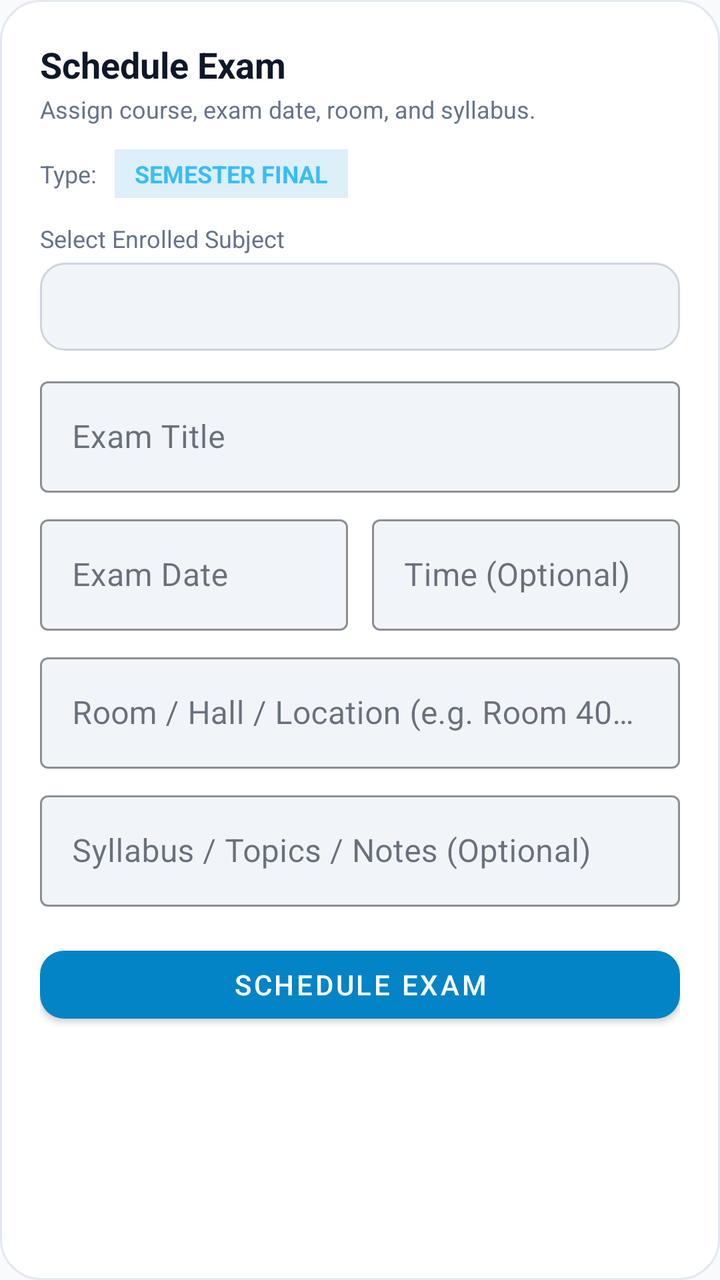
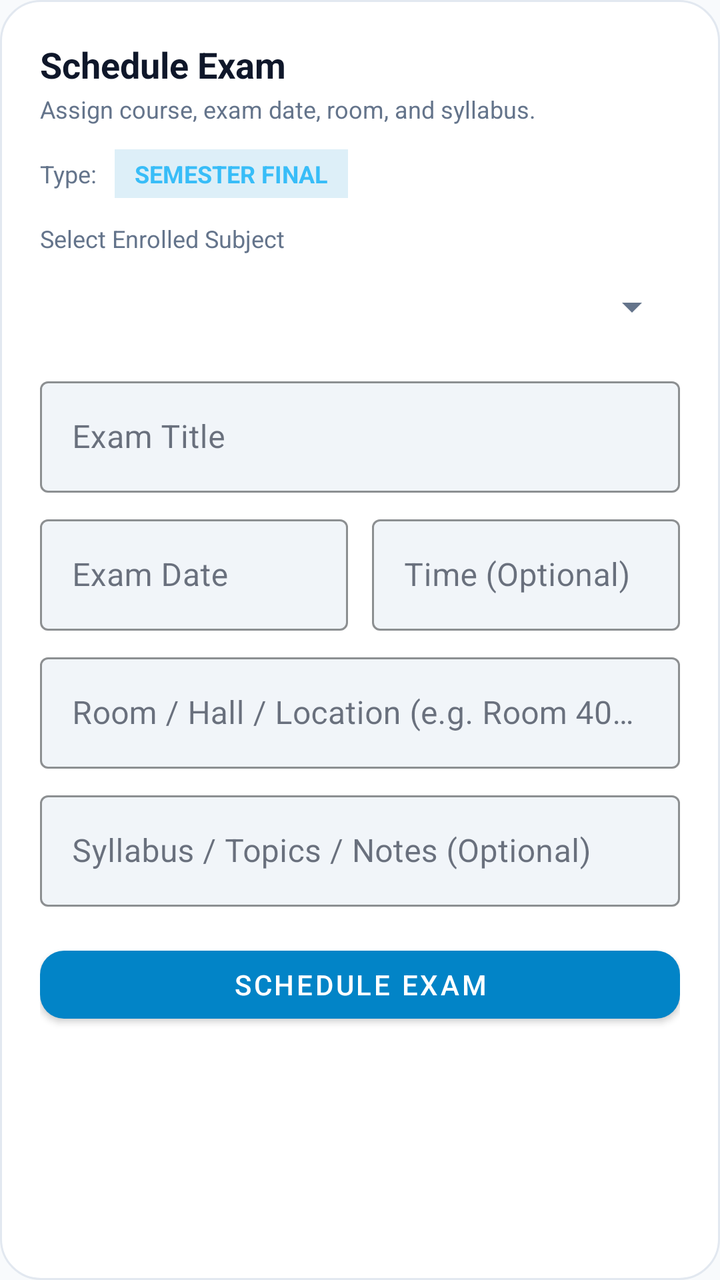

Screens rendered from an Android XML layout before and after an edit, with the pre-edit source and the edit as a unified diff.
<!-- AndroidManifest.xml: application theme Theme.LifeSync -->
<!-- res/layout/dialog_add_exam.xml -->
<?xml version="1.0" encoding="utf-8"?>
<LinearLayout xmlns:android="http://schemas.android.com/apk/res/android"
    xmlns:app="http://schemas.android.com/apk/res-auto"
    android:layout_width="match_parent"
    android:layout_height="wrap_content"
    android:background="@drawable/bg_dialog_glass"
    android:orientation="vertical"
    android:padding="20dp">

    <TextView
        android:id="@+id/tvExamDialogTitle"
        android:layout_width="wrap_content"
        android:layout_height="wrap_content"
        android:text="Schedule Exam"
        android:textColor="@color/text_primary"
        android:textSize="18sp"
        android:textStyle="bold" />

    <TextView
        android:id="@+id/tvExamDialogSubtitle"
        android:layout_width="wrap_content"
        android:layout_height="wrap_content"
        android:layout_marginTop="2dp"
        android:text="Assign course, exam date, room, and syllabus."
        android:textColor="@color/text_secondary"
        android:textSize="12sp" />

    
    <LinearLayout
        android:layout_width="match_parent"
        android:layout_height="wrap_content"
        android:layout_marginTop="12dp"
        android:gravity="center_vertical"
        android:orientation="horizontal">

        <TextView
            android:layout_width="wrap_content"
            android:layout_height="wrap_content"
            android:text="Type: "
            android:textColor="@color/text_secondary"
            android:textSize="12sp" />

        <TextView
            android:id="@+id/tvExamTypeBadge"
            android:layout_width="wrap_content"
            android:layout_height="wrap_content"
            android:layout_marginStart="6dp"
            android:background="#220284C7"
            android:paddingHorizontal="10dp"
            android:paddingVertical="4dp"
            android:text="SEMESTER FINAL"
            android:textColor="#38BDF8"
            android:textSize="12sp"
            android:textStyle="bold" />
    </LinearLayout>

    
    <TextView
        android:layout_width="wrap_content"
        android:layout_height="wrap_content"
        android:layout_marginTop="12dp"
        android:text="Select Enrolled Subject"
        android:textColor="@color/text_secondary"
        android:textSize="12sp" />

    <Spinner
        android:id="@+id/spExamSubject"
        android:layout_width="match_parent"
        android:layout_height="44dp"
        android:layout_marginTop="4dp"
        android:background="@drawable/bg_edit_text_dynamic" />

    
    <com.google.android.material.textfield.TextInputLayout
        android:id="@+id/tilExamTitle"
        style="@style/Widget.MaterialComponents.TextInputLayout.OutlinedBox"
        android:layout_width="match_parent"
        android:layout_height="wrap_content"
        android:layout_marginTop="10dp"
        app:boxBackgroundColor="@color/surface_variant"
        app:boxStrokeColor="@color/card_stroke_bright"
        android:hint="Exam Title">

        <com.google.android.material.textfield.TextInputEditText
            android:id="@+id/etExamTitle"
            android:layout_width="match_parent"
            android:layout_height="wrap_content"
            android:textColor="?attr/colorOnSurface"
            android:textColorHint="?attr/colorOutline" />
    </com.google.android.material.textfield.TextInputLayout>

    
    <LinearLayout
        android:layout_width="match_parent"
        android:layout_height="wrap_content"
        android:layout_marginTop="8dp"
        android:orientation="horizontal">

        <com.google.android.material.textfield.TextInputLayout
            style="@style/Widget.MaterialComponents.TextInputLayout.OutlinedBox"
            android:layout_width="0dp"
            android:layout_height="wrap_content"
            android:layout_marginEnd="6dp"
            android:layout_weight="1"
            app:boxBackgroundColor="@color/surface_variant"
            app:boxStrokeColor="@color/card_stroke_bright"
            android:hint="Exam Date">

            <com.google.android.material.textfield.TextInputEditText
                android:id="@+id/etExamDate"
                android:layout_width="match_parent"
                android:layout_height="wrap_content"
                android:cursorVisible="false"
                android:focusable="false"
                android:textColor="?attr/colorOnSurface"
                android:textColorHint="?attr/colorOutline" />
        </com.google.android.material.textfield.TextInputLayout>

        <com.google.android.material.textfield.TextInputLayout
            style="@style/Widget.MaterialComponents.TextInputLayout.OutlinedBox"
            android:layout_width="0dp"
            android:layout_height="wrap_content"
            android:layout_marginStart="6dp"
            android:layout_weight="1"
            app:boxBackgroundColor="@color/surface_variant"
            app:boxStrokeColor="@color/card_stroke_bright"
            android:hint="Time (Optional)">

            <com.google.android.material.textfield.TextInputEditText
                android:id="@+id/etExamTime"
                android:layout_width="match_parent"
                android:layout_height="wrap_content"
                android:cursorVisible="false"
                android:focusable="false"
                android:textColor="?attr/colorOnSurface"
                android:textColorHint="?attr/colorOutline" />
        </com.google.android.material.textfield.TextInputLayout>
    </LinearLayout>

    
    <com.google.android.material.textfield.TextInputLayout
        style="@style/Widget.MaterialComponents.TextInputLayout.OutlinedBox"
        android:layout_width="match_parent"
        android:layout_height="wrap_content"
        android:layout_marginTop="8dp"
        app:boxBackgroundColor="@color/surface_variant"
        app:boxStrokeColor="@color/card_stroke_bright"
        android:hint="Room / Hall / Location (e.g. Room 402, Main Aud)">

        <com.google.android.material.textfield.TextInputEditText
            android:id="@+id/etExamRoom"
            android:layout_width="match_parent"
            android:layout_height="wrap_content"
            android:textColor="?attr/colorOnSurface"
            android:textColorHint="?attr/colorOutline" />
    </com.google.android.material.textfield.TextInputLayout>

    
    <com.google.android.material.textfield.TextInputLayout
        style="@style/Widget.MaterialComponents.TextInputLayout.OutlinedBox"
        android:layout_width="match_parent"
        android:layout_height="wrap_content"
        android:layout_marginTop="8dp"
        app:boxBackgroundColor="@color/surface_variant"
        app:boxStrokeColor="@color/card_stroke_bright"
        android:hint="Syllabus / Topics / Notes (Optional)">

        <com.google.android.material.textfield.TextInputEditText
            android:id="@+id/etExamNotes"
            android:layout_width="match_parent"
            android:layout_height="wrap_content"
            android:textColor="?attr/colorOnSurface"
            android:textColorHint="?attr/colorOutline" />
    </com.google.android.material.textfield.TextInputLayout>

    <com.google.android.material.button.MaterialButton
        android:id="@+id/btnSaveExam"
        android:layout_width="match_parent"
        android:layout_height="46dp"
        android:layout_marginTop="16dp"
        android:text="Schedule Exam"
        app:cornerRadius="12dp" />

</LinearLayout>
<!-- resources referenced by this layout -->
<resources>
  <color name="card_stroke_bright">#CBD5E1</color>
  <color name="surface_variant">#F1F5F9</color>
  <color name="text_primary">#0F172A</color>
  <color name="text_secondary">#64748B</color>
  <!-- drawable bg_dialog_glass (drawable) -->
  <?xml version="1.0" encoding="utf-8"?>
  <shape xmlns:android="http://schemas.android.com/apk/res/android"
      android:shape="rectangle">
      <corners android:radius="20dp" />
      <solid android:color="@color/surface" />
      <stroke
          android:width="1dp"
          android:color="@color/card_stroke" />
  </shape>
  <!-- drawable bg_edit_text_dynamic (drawable) -->
  <?xml version="1.0" encoding="utf-8"?>
  <shape xmlns:android="http://schemas.android.com/apk/res/android"
      android:shape="rectangle">
      <solid android:color="@color/surface_variant" />
      <corners android:radius="12dp" />
      <stroke
          android:width="1dp"
          android:color="@color/card_stroke_bright" />
  </shape>
  <style name="Theme.LifeSync" parent="Theme.MaterialComponents.DayNight.NoActionBar">
          <item name="colorPrimary">@color/primary</item>
          <item name="colorPrimaryVariant">@color/primary_variant</item>
          <item name="colorOnPrimary">@color/on_primary</item>
          <item name="colorSecondary">@color/secondary</item>
          <item name="colorSecondaryVariant">@color/secondary_variant</item>
          <item name="colorOnSecondary">@color/on_secondary</item>
          <item name="colorSurface">@color/surface</item>
          <item name="colorOnSurface">@color/text_primary</item>
          <item name="colorOnBackground">@color/text_primary</item>
          <item name="colorOnSurfaceVariant">@color/text_secondary</item>
          <item name="android:colorBackground">@color/background</item>
          <item name="android:windowBackground">@color/background</item>
          <item name="android:textColorPrimary">@color/text_primary</item>
          <item name="android:textColorSecondary">@color/text_secondary</item>
          <item name="android:statusBarColor">@color/background</item>
          <item name="android:windowLightStatusBar">true</item>
          <item name="android:navigationBarColor">@color/background</item>
          <item name="materialCardViewStyle">@style/CardElevationRounded</item>
          <item name="android:textViewStyle">@style/DuoRhythmTextView</item>
          <item name="android:editTextStyle">@style/DuoRhythmEditText</item>
          <item name="editTextStyle">@style/DuoRhythmEditText</item>
      </style>
  <color name="surface">#FFFFFF</color>
  <color name="card_stroke">#E2E8F0</color>
  <color name="primary">#0284C7</color>
  <color name="primary_variant">#0369A1</color>
  <color name="on_primary">#FFFFFF</color>
  <color name="secondary">#7C3AED</color>
  <color name="secondary_variant">#6D28D9</color>
  <color name="on_secondary">#FFFFFF</color>
  <color name="background">#F8FAFC</color>
  <style name="CardElevationRounded" parent="Widget.MaterialComponents.CardView">
          <item name="cardCornerRadius">22dp</item>
          <item name="cardElevation">2dp</item>
          <item name="strokeWidth">1dp</item>
          <item name="strokeColor">@color/card_stroke</item>
          <item name="cardBackgroundColor">@color/surface_card</item>
      </style>
  <style name="DuoRhythmTextView" parent="android:Widget.TextView">
          <item name="android:lineSpacingExtra">2dp</item>
          <item name="android:fontFamily">sans-serif</item>
          <item name="android:includeFontPadding">true</item>
      </style>
  <style name="DuoRhythmEditText" parent="android:Widget.EditText">
          <item name="android:lineSpacingExtra">2dp</item>
          <item name="android:fontFamily">sans-serif</item>
          <item name="android:includeFontPadding">true</item>
          <item name="android:textColor">@color/text_primary</item>
          <item name="android:textColorHint">@color/text_secondary</item>
      </style>
  <color name="surface_card">#FFFFFF</color>
</resources>

<!-- the commit's change to res/layout/dialog_add_exam.xml (unified diff, before → after) -->
@@ -67,8 +67,7 @@
         android:id="@+id/spExamSubject"
         android:layout_width="match_parent"
         android:layout_height="44dp"
-        android:layout_marginTop="4dp"
-        android:background="@drawable/bg_edit_text_dynamic" />
+        android:layout_marginTop="4dp" />
 
     
     <com.google.android.material.textfield.TextInputLayout
<!-- resource entries referenced after the edit -->
@@ -13,16 +13,6 @@
       <stroke
           android:width="1dp"
           android:color="@color/card_stroke" />
-  </shape>
-  <!-- drawable bg_edit_text_dynamic (drawable) -->
-  <?xml version="1.0" encoding="utf-8"?>
-  <shape xmlns:android="http://schemas.android.com/apk/res/android"
-      android:shape="rectangle">
-      <solid android:color="@color/surface_variant" />
-      <corners android:radius="12dp" />
-      <stroke
-          android:width="1dp"
-          android:color="@color/card_stroke_bright" />
   </shape>
   <style name="Theme.LifeSync" parent="Theme.MaterialComponents.DayNight.NoActionBar">
           <item name="colorPrimary">@color/primary</item>
